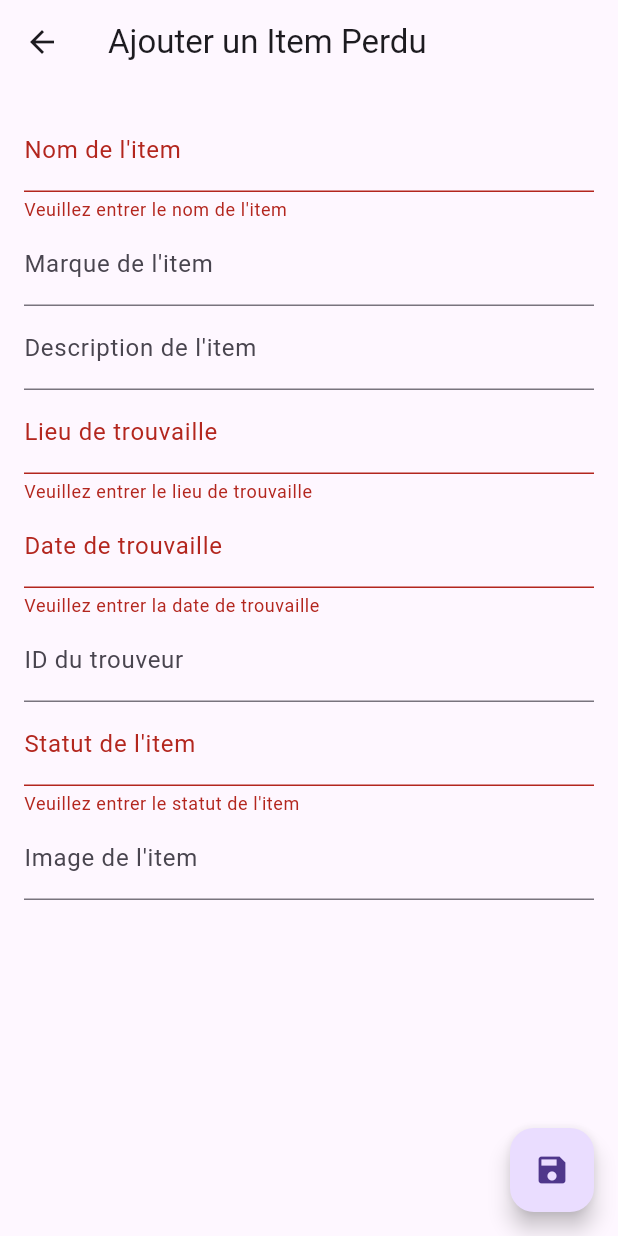
After one commit to Tsaguegildas/FundSache-, a Flutter app: the ItemFormPage screen opened directly, after a tap on the "save" icon, on a phone screen of 412 x 824 dp. The commit adds this screen. Run offline on Flutter 3.47's test engine with Material 3 defaults, Android fonts, the light colour scheme and no system bars; our stand-ins replace badges, intl_phone_field, sembast, sqflite; accounts and stored records are empty.

```diff
--- /dev/null
+++ b/lib/sreens/itemFormular.dart
@@ -0,0 +1,119 @@
+import 'package:flutter/material.dart';
+import 'package:fundvgsache/models/lostItem.dart';
+//import 'package:fundvgsache/models/lostItem.dart';
+class ItemFormPage extends StatefulWidget {
+  @override
+  _ItemFormPageState createState() => _ItemFormPageState();
+}
+
+class _ItemFormPageState extends State<ItemFormPage> {
+  final _formKey = GlobalKey<FormState>();
+  final TextEditingController _nameController = TextEditingController();
+  final TextEditingController _marqueController = TextEditingController();
+  final TextEditingController _beschreibungController = TextEditingController();
+  final TextEditingController _locationController = TextEditingController();
+  final TextEditingController _dateController = TextEditingController();
+  final TextEditingController _finderIdController = TextEditingController();
+  final TextEditingController _statusController = TextEditingController();
+  final TextEditingController _bildController = TextEditingController();
+
+  void _submitForm() {
+    if (_formKey.currentState!.validate()) {
+      LostItems newItem = LostItems(
+        itemName: _nameController.text,
+        itemMarque: _marqueController.text,
+        itemBeschreibung: _beschreibungController.text,
+        itemLocationFund: _locationController.text,
+        itemDateFund: _dateController.text,
+        finderId: int.tryParse(_finderIdController.text),
+        itemStatus: _statusController.text,
+        itemBild: _bildController.text,
+      );
+      // Faites quelque chose avec newItem, comme l'insérer dans la base de données
+      print(newItem.toMap());
+    }
+  }
+
+  @override
+  Widget build(BuildContext context) {
+    return Scaffold(
+      appBar: AppBar(
+        title: Text('Ajouter un Item Perdu'),
+      ),
+      body: Padding(
+        padding: const EdgeInsets.all(16.0),
+        child: Form(
+          key: _formKey,
+          child: ListView(
+            children: [
+              TextFormField(
+                controller: _nameController,
+                decoration: InputDecoration(labelText: 'Nom de l\'item'),
+                validator: (value) {
+                  if (value == null || value.isEmpty) {
+                    return 'Veuillez entrer le nom de l\'item';
+                  }
+                  return null;
+                },
+              ),
+              TextFormField(
+                controller: _marqueController,
+                decoration: InputDecoration(labelText: 'Marque de l\'item'),
+              ),
+              TextFormField(
+                controller: _beschreibungController,
+                decoration: InputDecoration(labelText: 'Description de l\'item'),
+              ),
+              TextFormField(
+                controller: _locationController,
+                decoration: InputDecoration(labelText: 'Lieu de trouvaille'),
+                validator: (value) {
+                  if (value == null || value.isEmpty) {
+                    return 'Veuillez entrer le lieu de trouvaille';
+                  }
+                  return null;
+                },
+              ),
+              TextFormField(
+                controller: _dateController,
+                decoration: InputDecoration(
+                  labelText: 'Date de trouvaille',
+                  hintText: 'AAAA-MM-JJ',
+                ),
+                validator: (value) {
+                  if (value == null || value.isEmpty) {
+                    return 'Veuillez entrer la date de trouvaille';
+                  }
+                  return null;
+                },
+              ),
+              TextFormField(
+                controller: _finderIdController,
+                decoration: InputDecoration(labelText: 'ID du trouveur'),
+              ),
+              TextFormField(
+                controller: _statusController,
+                decoration: InputDecoration(labelText: 'Statut de l\'item'),
+                validator: (value) {
+                  if (value == null || value.isEmpty) {
+                    return 'Veuillez entrer le statut de l\'item';
+                  }
+                  return null;
+                },
+              ),
+              TextFormField(
+                controller: _bildController,
+                decoration: InputDecoration(labelText: 'Image de l\'item'),
+              ),
+            ],
+          ),
+        ),
+      ),
+      floatingActionButton: FloatingActionButton(
+        onPressed: _submitForm,
+        child: Icon(Icons.save),
+        tooltip: 'Enregistrer l\'item',
+      ),
+    );
+  }
+}
```
Also changed, not shown: lib/models/nachricht.dart (added, +40 -0 lines), lib/service/database_helper.dart (+35 -0 lines), lib/sreens/details_page.dart (+12 -18 lines), lib/sreens/homeBody.dart (+14 -0 lines), lib/sreens/messagePage.dart (+107 -6 lines).
